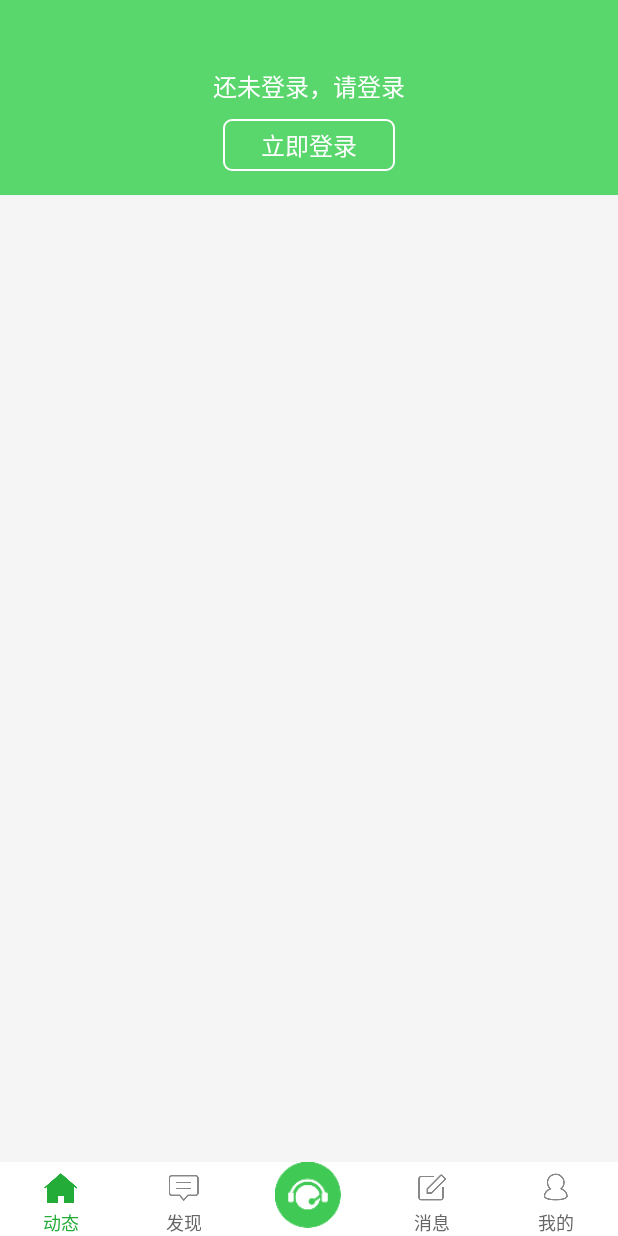
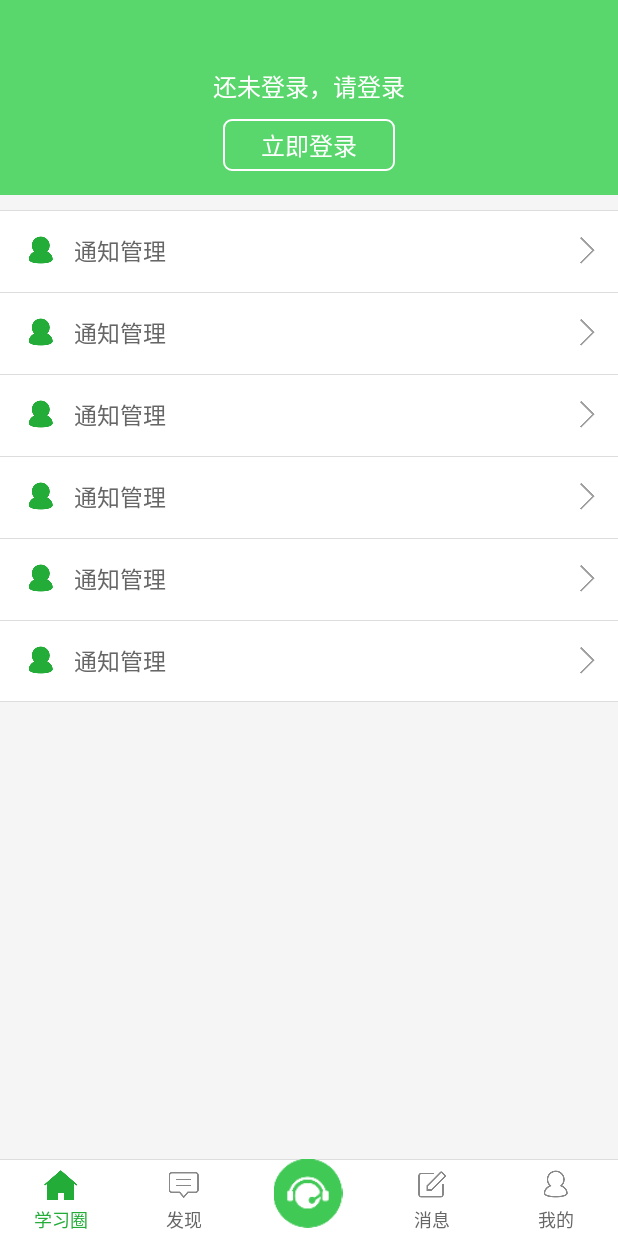
Before and after one commit to lubyqing/LearningCurve-Android, an Android app: the fragment TabFourFragment placed in its activity, on a phone screen of 412 x 824 dp. Run offline under Robolectric (Android 15) with nearby library versions, the phone set to English and light mode, and no system bars; our stand-ins replace ButterKnife; libraries missing offline, so code that uses them is left out: com.alibaba.fastjson, com.anton46.stepsview; 1 statement that could not run was skipped.

Commit message:
add center frame

```diff
--- a/app/build.gradle
+++ b/app/build.gradle
@@ -46,4 +46,5 @@ dependencies {
     compile rootProject.ext.jsr250Api
     apt rootProject.ext.daggerCompiler
 
+    compile 'com.anton46:stepsview:0.0.2'
 }
--- a/app/src/main/java/com/arthas/learningcurve/fragment/TabCenterFragment.java
+++ b/app/src/main/java/com/arthas/learningcurve/fragment/TabCenterFragment.java
@@ -1,18 +1,44 @@
 package com.arthas.learningcurve.fragment;
 
+import android.app.Activity;
 import android.os.Bundle;
 import android.support.annotation.Nullable;
+import android.view.Gravity;
 import android.view.LayoutInflater;
 import android.view.View;
 import android.view.ViewGroup;
+import android.widget.AbsListView;
+import android.widget.BaseExpandableListAdapter;
+import android.widget.ExpandableListView;
+import android.widget.TextView;
+import butterknife.Bind;
+import butterknife.ButterKnife;
+import com.arthas.learningcurve.R;
+
+import java.util.ArrayList;
+import java.util.List;
 
 /**
  * Created by Tcz on 16/4/12.
  */
 public class TabCenterFragment extends BaseFragment {
+
     @Nullable
     @Override
-    public View onCreateView(LayoutInflater inflater, ViewGroup container, Bundle savedInstanceState) {
-        return super.onCreateView(inflater, container, savedInstanceState);
+    public View onCreateView(LayoutInflater inflater,
+                             ViewGroup container,
+                             Bundle savedInstanceState) {
+        super.onCreateView(inflater, container, savedInstanceState);
+        View rootView = inflater.inflate(R.layout.tab_center_layout, null);
+
+        ButterKnife.bind(this, rootView);
+        return rootView;
     }
+
+    @Override
+    public void onActivityCreated(@Nullable Bundle savedInstanceState) {
+        super.onActivityCreated(savedInstanceState);
+    }
+
+
 }
--- a/app/src/main/java/com/arthas/learningcurve/fragment/TabThreeFragment.java
+++ b/app/src/main/java/com/arthas/learningcurve/fragment/TabThreeFragment.java
@@ -5,17 +5,42 @@ import android.support.annotation.Nullable;
 import android.view.LayoutInflater;
 import android.view.View;
 import android.view.ViewGroup;
-
+import butterknife.Bind;
+import butterknife.ButterKnife;
+import com.anton46.stepsview.StepsView;
 import com.arthas.learningcurve.R;
 
 /**
  * Created by Tcz on 16/4/12.
  */
 public class TabThreeFragment extends BaseFragment {
+    @Bind(R.id.view_step)
+    StepsView mStepView;
+
     @Nullable
     @Override
-    public View onCreateView(LayoutInflater inflater, ViewGroup container, Bundle savedInstanceState) {
+    public View onCreateView(LayoutInflater inflater,
+                             ViewGroup container,
+                             Bundle savedInstanceState) {
         super.onCreateView(inflater, container, savedInstanceState);
-        return inflater.inflate(R.layout.tab_three_layout, null);
+        View view = inflater.inflate(R.layout.tab_three_layout, null);
+        ButterKnife.bind(this, view);
+
+        mStepView.setLabels(new String[] { "step1", "step2", "step3", "step4" })
+                 .setBarColorIndicator(getContext().getResources()
+                                                   .getColor(R.color.material_blue_grey_800))
+                 .setProgressColorIndicator(getContext().getResources()
+                                                        .getColor(R.color.orange))
+                 .setLabelColorIndicator(getContext().getResources()
+                                                     .getColor(R.color.orange))
+                 .setCompletedPosition(0)
+                 .drawView();
+        return view;
+    }
+
+    @Override
+    public void onDestroyView() {
+        super.onDestroyView();
+        ButterKnife.unbind(this);
     }
 }
--- a/app/src/main/res/layout/bottom_navigator.xml
+++ b/app/src/main/res/layout/bottom_navigator.xml
@@ -3,7 +3,7 @@
     android:layout_width="match_parent"
     android:layout_height="@dimen/common_height"
     android:layout_gravity="center"
-    android:background="@color/white"
+    android:background="@drawable/border_top"
     android:orientation="horizontal">
 
     <TextView
@@ -12,11 +12,13 @@
         android:layout_height="match_parent"
         android:layout_weight="1"
         android:layout_marginTop="5dp"
+        android:layout_marginBottom="2dp"
         android:drawablePadding="2dp"
         android:drawableTop="@drawable/bottombar_home_selector"
         android:gravity="center"
-        android:text="动态"
+        android:text="学习圈"
         android:textColor="@drawable/bottom_item_text_selector"
+
         android:textSize="@dimen/text_size_small" />
 
     <TextView
@@ -25,6 +27,7 @@
         android:layout_height="match_parent"
         android:layout_weight="1"
         android:layout_marginTop="5dp"
+        android:layout_marginBottom="2dp"
         android:drawablePadding="2dp"
         android:drawableTop="@drawable/bottombar_search_selector"
         android:gravity="center"
@@ -48,6 +51,7 @@
         android:layout_height="match_parent"
         android:layout_weight="1"
         android:layout_marginTop="5dp"
+        android:layout_marginBottom="2dp"
         android:drawablePadding="2dp"
         android:drawableTop="@drawable/bottombar_msg_selector"
         android:gravity="center"
@@ -61,6 +65,7 @@
         android:layout_height="match_parent"
         android:layout_weight="1"
         android:layout_marginTop="5dp"
+        android:layout_marginBottom="2dp"
         android:drawablePadding="2dp"
         android:drawableTop="@drawable/bottombar_set_selector"
         android:gravity="center"
--- a/app/src/main/res/layout/tab_four_layout.xml
+++ b/app/src/main/res/layout/tab_four_layout.xml
@@ -1,11 +1,50 @@
 <?xml version="1.0" encoding="utf-8"?>
 <LinearLayout xmlns:android="http://schemas.android.com/apk/res/android"
-    android:orientation="vertical" android:layout_width="match_parent"
-    android:layout_height="match_parent"
-    android:background="@color/common_bg"
-    >
-    <include layout="@layout/view_not_login_header" />
+              android:orientation="vertical" android:layout_width="match_parent"
+              android:layout_height="match_parent"
+              android:background="@color/common_bg"
+        >
+    <include layout="@layout/view_not_login_header"/>
     <include layout="@layout/view_logined_header"/>
+
+    <TextView
+            android:text="通知管理"
+            android:drawableLeft="@drawable/icon_user"
+            android:drawableRight="@drawable/icon_arrow_right"
+            style="@style/SettingListItemTextStyle"
+            android:layout_marginTop="@dimen/common_margin_top_bottom"
+            />
+    <TextView
+            android:text="通知管理"
+            android:drawableLeft="@drawable/icon_user"
+            android:drawableRight="@drawable/icon_arrow_right"
+            style="@style/SettingListItemTextStyle"
+            />
+    <TextView
+            android:text="通知管理"
+            android:drawableLeft="@drawable/icon_user"
+            android:drawableRight="@drawable/icon_arrow_right"
+            style="@style/SettingListItemTextStyle"
+            />
+    <TextView
+            android:text="通知管理"
+            android:drawableLeft="@drawable/icon_user"
+            android:drawableRight="@drawable/icon_arrow_right"
+            style="@style/SettingListItemTextStyle"
+            />
+    <TextView
+            android:text="通知管理"
+            android:drawableLeft="@drawable/icon_user"
+            android:drawableRight="@drawable/icon_arrow_right"
+            style="@style/SettingListItemTextStyle"
+            />
+    <TextView
+            android:text="通知管理"
+            android:drawableLeft="@drawable/icon_user"
+            android:drawableRight="@drawable/icon_arrow_right"
+            style="@style/SettingListItemTextStyle"
+            android:background="@drawable/border_top_bottom"
+            />
 
 
 </LinearLayout>
--- a/app/src/main/res/values/colors.xml
+++ b/app/src/main/res/values/colors.xml
@@ -5,6 +5,7 @@
     <color name="common_green">#66cc22</color>
     <color name="common_bg">#f5f5f5</color>
     <color name="common_text_green">#419e13</color>
+    <color name="common_gray">#dddddd</color>
     <!-- button green -->
     <color name="btn_green_nor">#23AC38</color>
     <color name="btn_green_down">#1A982D</color>
--- a/app/src/main/res/values/styles.xml
+++ b/app/src/main/res/values/styles.xml
@@ -36,4 +36,19 @@
         <item name="android:windowIsFloating">true</item>
         <item name="android:windowIsTranslucent">true</item>
     </style>
+
+    <style name="TextSingleLineStyle">
+        <item name="android:layout_width">match_parent</item>
+        <item name="android:layout_height">wrap_content</item>
+        <item name="android:padding">@dimen/common_padding</item>
+        <item name="android:gravity">center_vertical</item>
+        <item name="android:background">@drawable/border_top_bottom</item>
+        <item name="android:textSize">@dimen/text_size_middle</item>
+        <item name="android:textColor">@color/text_more_light_black</item>
+    </style>
+
+    <style name="SettingListItemTextStyle" parent="TextSingleLineStyle">
+        <item name="android:drawablePadding">10dp</item>
+        <item name="android:background">@drawable/border_top</item>
+    </style>
 </resources>
```
Also changed, not shown: app/src/main/AndroidManifest.xml (+5 -2 lines), app/src/main/java/com/arthas/learningcurve/activity/MainActivity.java (+49 -21 lines), app/src/main/res/drawable/border_top_bottom_gray.xml (added, +10 -0 lines), app/src/main/res/drawable/dotted_line_green.xml (added, +11 -0 lines), app/src/main/res/layout/tab_center_layout.xml (added, +77 -0 lines), app/src/main/res/layout/tab_three_layout.xml (+7 -8 lines), app/src/main/res/drawable-xxhdpi/circle_center.png (added).
